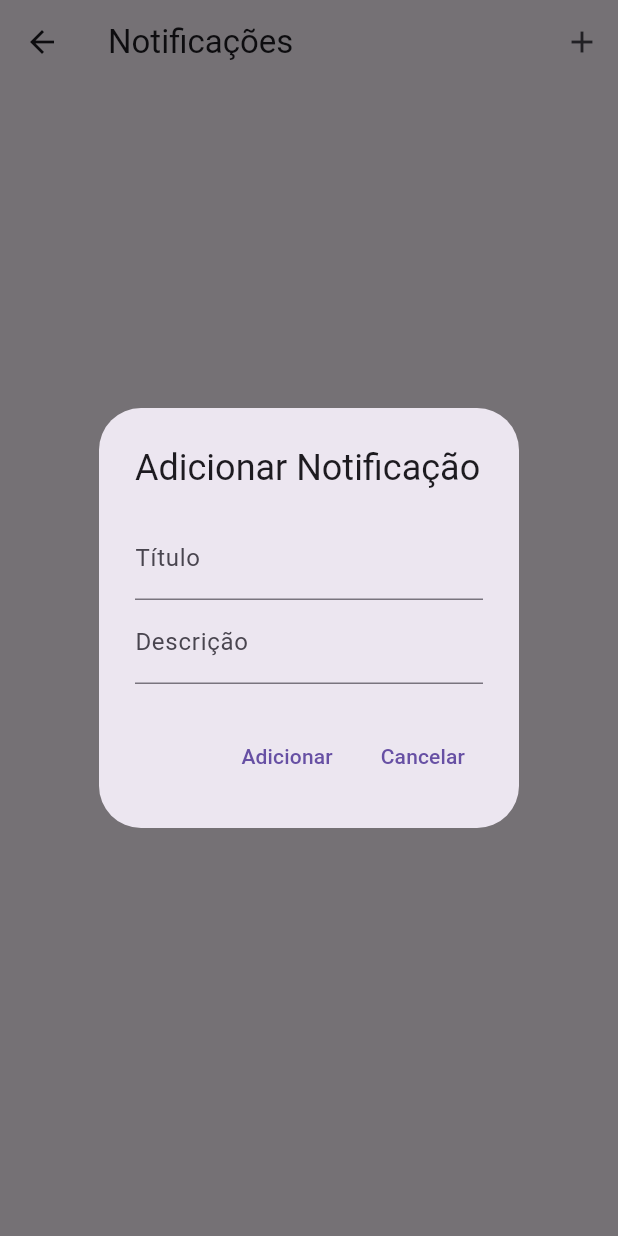
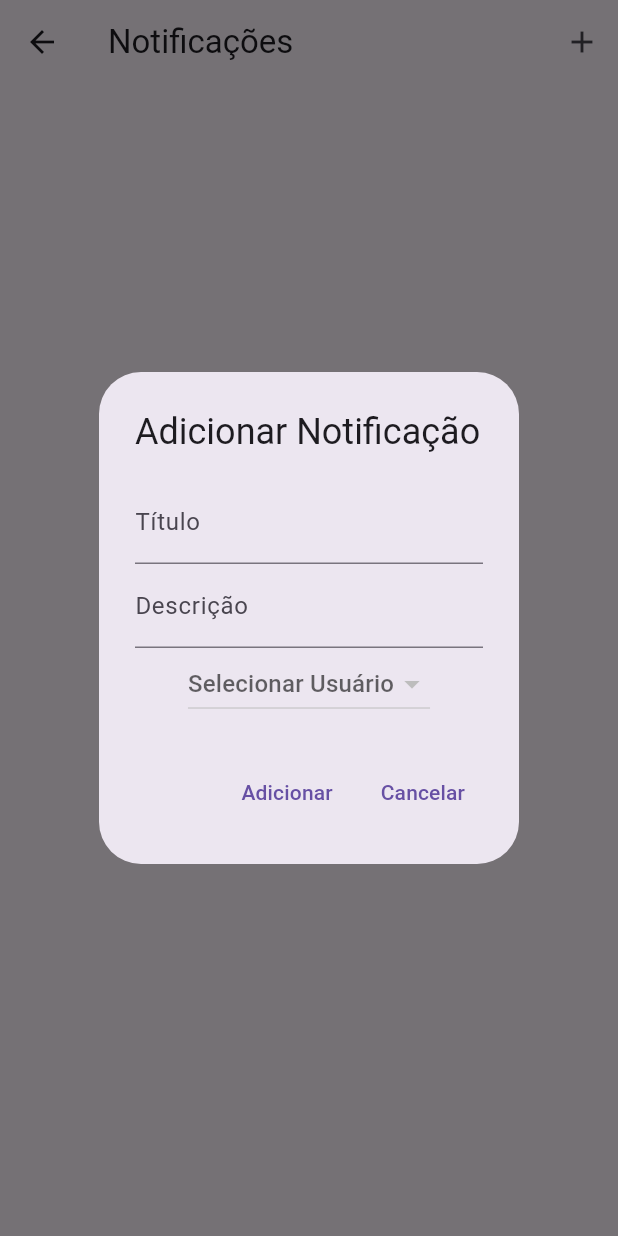
Before and after one commit to ProjetoJavaDiogo/Flutter4Semestre, a Flutter app: the NotificationsPage screen opened by its route, after a tap on the "add" icon, on a phone screen of 412 x 824 dp. Run offline on Flutter 3.47's test engine with Material 3 defaults, Android fonts, the phone set to English and light mode, and no system bars; our stand-ins replace cloud_firestore, firebase_auth, firebase_core; accounts and stored records are empty.

Commit message:
Cadastro de mensagem a partir de um usuario

```diff
--- a/portaria_condominio/lib/app/controllers/notifications_controller.dart
+++ b/portaria_condominio/lib/app/controllers/notifications_controller.dart
@@ -4,16 +4,21 @@ import 'package:flutter/material.dart';
 
 class NotificationsController {
   final CollectionReference notificationsCollection = FirebaseFirestore.instance.collection('notifications');
+  final CollectionReference usersCollection = FirebaseFirestore.instance.collection('residents');
 
-  Future<void> addNotification(String title, String description, BuildContext context) async {
-    if (title.isNotEmpty && description.isNotEmpty) {
+  // Adiciona uma notificação para um usuário específico
+  Future<void> addNotification(String title, String description, String? recipientId, BuildContext context) async {
+    if (title.isNotEmpty && description.isNotEmpty && recipientId != null) {
       try {
         await notificationsCollection.add({
           'title': title,
           'description': description,
+          'recipientId': recipientId, // Inclui o ID do destinatário
           'timestamp': FieldValue.serverTimestamp(),
         });
-        Navigator.pop(context);
+        ScaffoldMessenger.of(context).showSnackBar(
+          SnackBar(content: Text("Notificação enviada com sucesso!")),
+        );
       } catch (error) {
         ScaffoldMessenger.of(context).showSnackBar(
           SnackBar(content: Text("Erro ao adicionar notificação: $error")),
@@ -21,13 +26,37 @@ class NotificationsController {
       }
     } else {
       ScaffoldMessenger.of(context).showSnackBar(
-        SnackBar(content: Text("Todos os campos devem ser preenchidos")),
+        SnackBar(content: Text("Todos os campos devem ser preenchidos e um usuário deve ser selecionado")),
       );
     }
   }
 
-  Stream<List<Map<String, dynamic>>> getNotifications() {
-    return notificationsCollection.orderBy('timestamp', descending: true).snapshots().map((snapshot) {
+  // Busca a lista de usuários cadastrados
+  Future<List<Map<String, dynamic>>> getUsers() async {
+    try {
+      final snapshot = await usersCollection.get();
+      return snapshot.docs.map((doc) {
+        return {
+          'id': doc.id, // O UID do usuário
+          ...doc.data() as Map<String, dynamic>, // Adiciona os dados do usuário
+        };
+      }).toList();
+    } catch (e) {
+      print("Erro ao buscar usuários: $e");
+      return [];
+    }
+  }
+
+  // Stream para buscar notificações, filtradas para o usuário logado
+  Stream<List<Map<String, dynamic>>> getNotifications({String? userId}) {
+    Query query = notificationsCollection.orderBy('timestamp', descending: true);
+
+    // Se um userId for passado, adiciona o filtro para notificações destinadas ao usuário
+    if (userId != null) {
+      query = query.where('recipientId', isEqualTo: userId);
+    }
+
+    return query.snapshots().map((snapshot) {
       return snapshot.docs.map((doc) {
         return {
           'id': doc.id,
--- a/portaria_condominio/lib/app/views/notifications/notification_page.dart
+++ b/portaria_condominio/lib/app/views/notifications/notification_page.dart
@@ -1,6 +1,5 @@
 // notifications_page.dart
 import 'package:flutter/material.dart';
-import 'package:cloud_firestore/cloud_firestore.dart';
 import 'package:portaria_condominio/app/controllers/notifications_controller.dart';
 
 class NotificationsPage extends StatefulWidget {
@@ -12,8 +11,14 @@ class _NotificationsPageState extends State<NotificationsPage> {
   final NotificationsController _notificationsController = NotificationsController();
   final TextEditingController _titleController = TextEditingController();
   final TextEditingController _descriptionController = TextEditingController();
+  String? _selectedUserId; // ID do usuário selecionado
 
-  void _showAddNotificationDialog() {
+  // Função para exibir o diálogo de adicionar notificação
+  Future<void> _showAddNotificationDialog() async {
+    // Carregar os usuários cadastrados
+    List<Map<String, dynamic>> users = await _notificationsController.getUsers();
+    print(users); // Verifique os usuários carregados no log
+
     showDialog(
       context: context,
       builder: (context) {
@@ -30,19 +35,47 @@ class _NotificationsPageState extends State<NotificationsPage> {
                 controller: _descriptionController,
                 decoration: InputDecoration(labelText: "Descrição"),
               ),
+              // Dropdown para selecionar o usuário
+              DropdownButton<String>(
+                value: _selectedUserId,
+                hint: Text("Selecionar Usuário"),
+                items: users.map((user) {
+                  return DropdownMenuItem<String>(
+                    value: user['id'],  // O ID do usuário
+                    child: Text(user['name'] ?? 'Usuário Sem Nome'),
+                  );
+                }).toList(),
+                onChanged: (value) {
+                  setState(() {
+                    _selectedUserId = value;
+                  });
+                },
+              ),
             ],
           ),
           actions: [
             TextButton(
               onPressed: () {
+                if (_selectedUserId != null) {
+                  // Chama a função para adicionar a notificação, passando o ID do usuário
                   _notificationsController.addNotification(
                     _titleController.text,
                     _descriptionController.text,
+                    _selectedUserId,
                     context,
                   );
+                  // Limpa os campos
                   _titleController.clear();
                   _descriptionController.clear();
+                  setState(() {
+                    _selectedUserId = null;
+                  });
                   Navigator.of(context).pop();
+                } else {
+                  ScaffoldMessenger.of(context).showSnackBar(
+                    SnackBar(content: Text("Selecione um usuário")),
+                  );
+                }
               },
               child: Text("Adicionar"),
             ),
```
Lines whose indentation alone changed are shown as unchanged.
